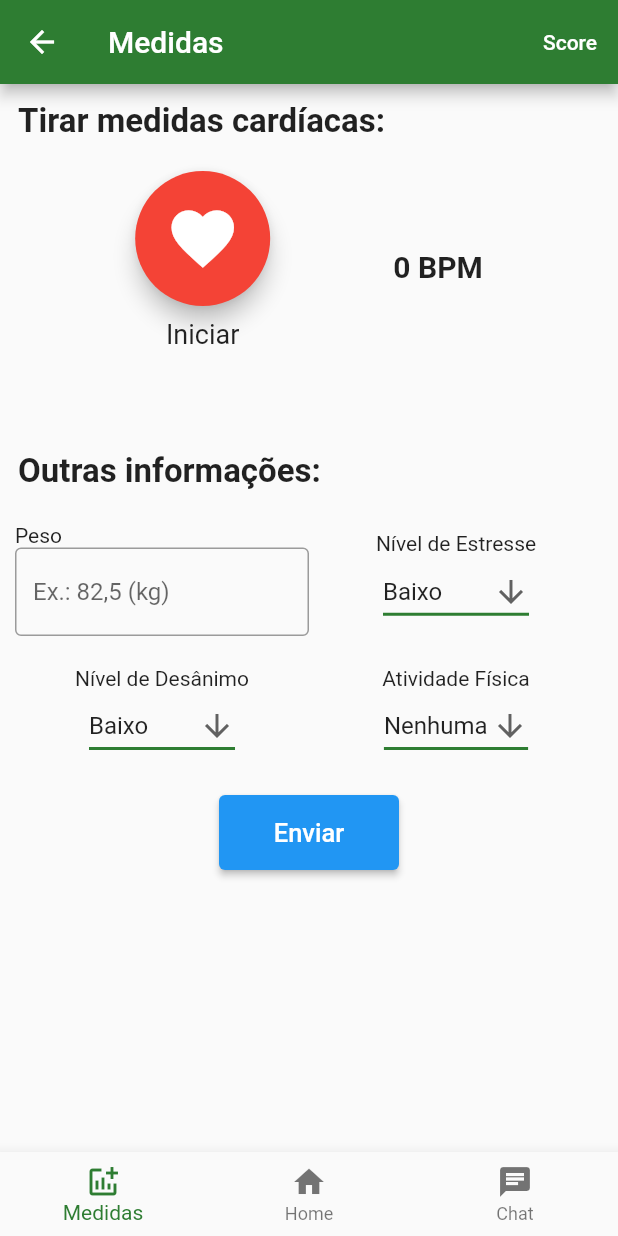
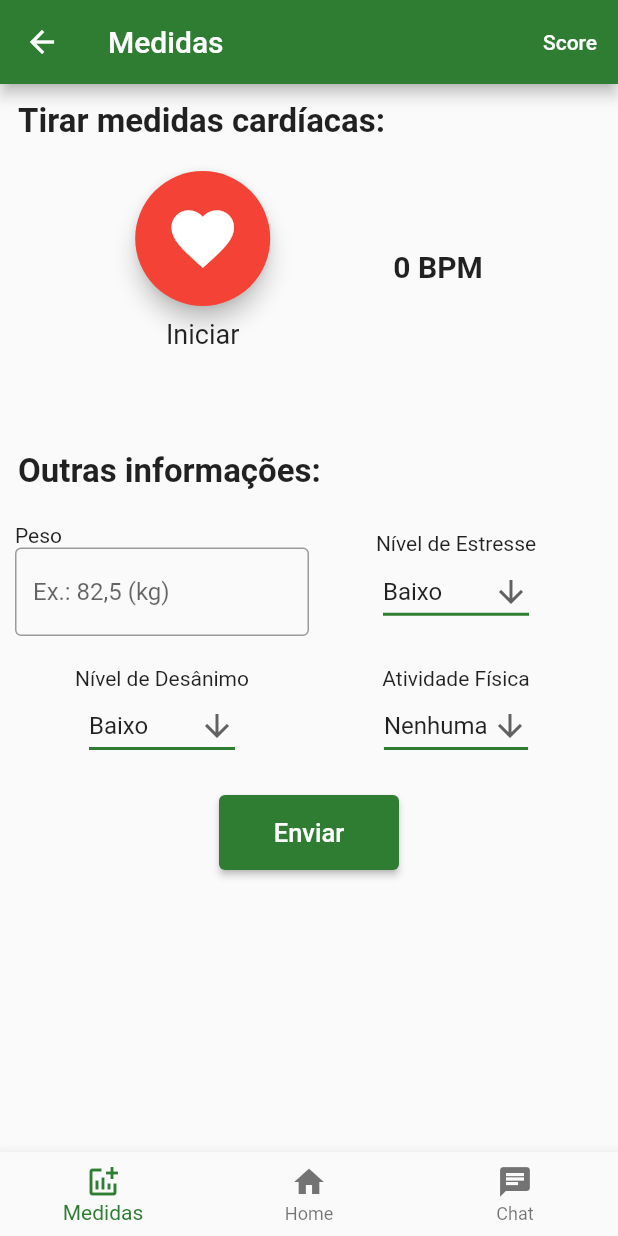
Before and after one commit to eduardo-gualberto/hack4health, a Flutter app: the Medidas screen opened directly, on a phone screen of 412 x 824 dp. Run offline on Flutter 3.47's test engine with Material 2 defaults, Android fonts, the phone set to English and light mode, and no system bars; missing offline and left inert: heart_bpm.

Commit message:
cor do botao de enviar

```diff
--- a/lib/pages/Medidas.dart
+++ b/lib/pages/Medidas.dart
@@ -348,6 +348,7 @@ class _MedidasState extends State<Medidas> {
                       height: 50,
                       child: ElevatedButton(
                           onPressed: () {},
+                          style: ElevatedButton.styleFrom(primary: Colors.green[800]),
                           child: Text(
                             "Enviar",
                             style: TextStyle(fontSize: 17),
```
